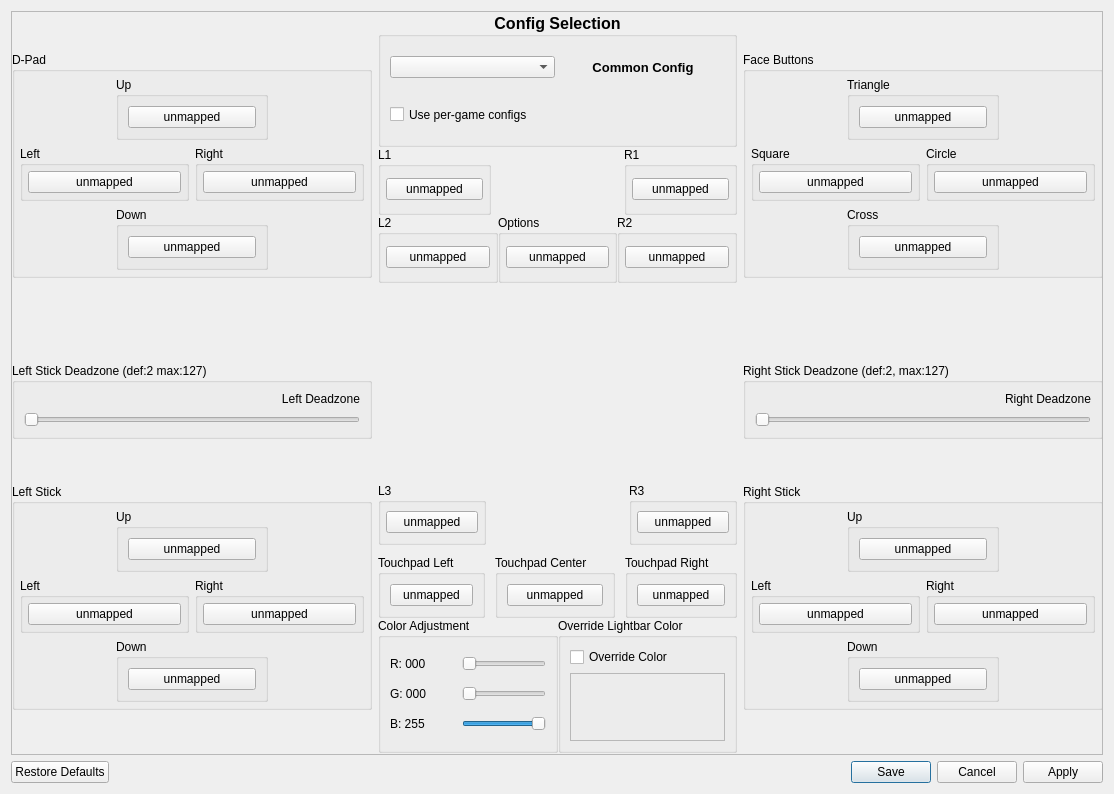
Qt form settings/control_settings.ui (rainmakerv3/BB_Launcher) before a commit.
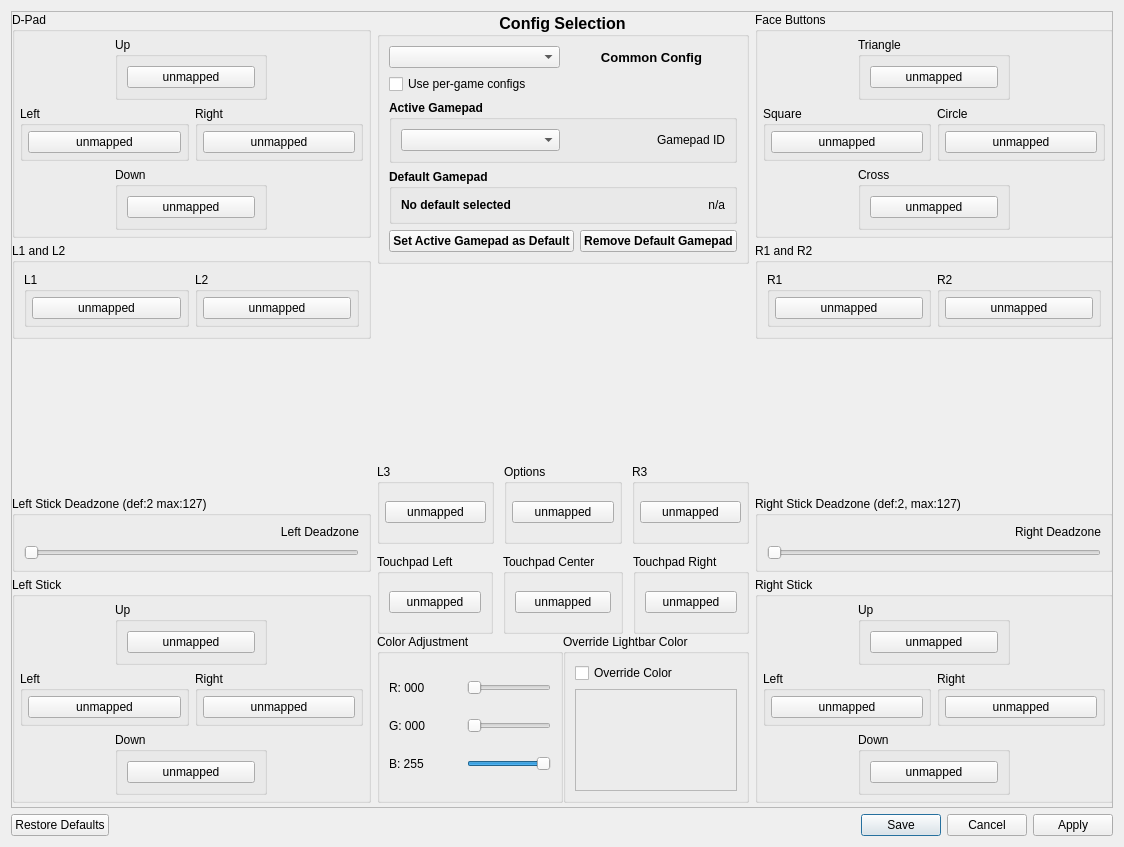
The same form after that commit. Icons and pictures are not drawn.

Commit message: 9.00 add default controller selection

```diff
--- a/settings/control_settings.ui
+++ b/settings/control_settings.ui
@@ -9,8 +9,8 @@
    <rect>
     <x>0</x>
     <y>0</y>
-    <width>1114</width>
-    <height>794</height>
+    <width>1124</width>
+    <height>847</height>
    </rect>
   </property>
   <property name="windowTitle">
@@ -31,8 +31,8 @@
        <rect>
         <x>0</x>
         <y>0</y>
-        <width>1094</width>
-        <height>744</height>
+        <width>1104</width>
+        <height>797</height>
        </rect>
       </property>
       <widget class="QWidget" name="layoutWidget">
@@ -40,8 +40,8 @@
         <rect>
          <x>0</x>
          <y>0</y>
-         <width>1091</width>
-         <height>741</height>
+         <width>1101</width>
+         <height>791</height>
         </rect>
        </property>
        <layout class="QHBoxLayout" name="RemapLayout">
@@ -244,14 +244,82 @@
             </layout>
            </widget>
           </item>
+          <item>
+           <widget class="QGroupBox" name="groupBox_5">
+            <property name="title">
+             <string>L1 and L2</string>
+            </property>
+            <layout class="QHBoxLayout" name="horizontalLayout_13">
+             <item>
+              <widget class="QGroupBox" name="gb_l1">
+               <property name="sizePolicy">
+                <sizepolicy hsizetype="Preferred" vsizetype="Preferred">
+                 <horstretch>0</horstretch>
+                 <verstretch>0</verstretch>
+                </sizepolicy>
+               </property>
+               <property name="title">
+                <string>L1</string>
+               </property>
+               <layout class="QVBoxLayout" name="gb_l1_layout">
+                <property name="leftMargin">
+                 <number>5</number>
+                </property>
+                <property name="topMargin">
+                 <number>5</number>
+                </property>
+                <property name="rightMargin">
+                 <number>5</number>
+                </property>
+                <property name="bottomMargin">
+                 <number>5</number>
+                </property>
+                <item>
+                 <widget class="QPushButton" name="L1Button">
+                  <property name="text">
+                   <string>unmapped</string>
+                  </property>
+                 </widget>
+                </item>
+               </layout>
+              </widget>
+             </item>
+             <item>
+              <widget class="QGroupBox" name="gb_l2">
+               <property name="title">
+                <string>L2</string>
+               </property>
+               <layout class="QVBoxLayout" name="gb_l2_layout">
+                <property name="leftMargin">
+                 <number>5</number>
+                </property>
+                <property name="topMargin">
+                 <number>5</number>
+                </property>
+                <property name="rightMargin">
+                 <number>5</number>
+                </property>
+                <property name="bottomMargin">
+                 <number>5</number>
+                </property>
+                <item>
+                 <widget class="QPushButton" name="L2Button">
+                  <property name="text">
+                   <string>unmapped</string>
+                  </property>
+                 </widget>
+                </item>
+               </layout>
+              </widget>
+             </item>
+            </layout>
+           </widget>
+          </item>
           <item>
            <spacer name="verticalSpacer">
             <property name="orientation">
              <enum>Qt::Orientation::Vertical</enum>
             </property>
-            <property name="sizeType">
-             <enum>QSizePolicy::Policy::Maximum</enum>
-            </property>
             <property name="sizeHint" stdset="0">
              <size>
               <width>20</width>
@@ -510,7 +578,7 @@
          </layout>
         </item>
         <item>
-         <layout class="QVBoxLayout" name="verticalLayout_middle" stretch="0,0,0,0,0">
+         <layout class="QVBoxLayout" name="verticalLayout_middle" stretch="0,0,0,0">
           <property name="spacing">
            <number>0</number>
           </property>
@@ -596,200 +664,118 @@
                </property>
               </widget>
              </item>
+             <item>
+              <widget class="QGroupBox" name="groupBox_2">
+               <property name="font">
+                <font>
+                 <pointsize>9</pointsize>
+                 <bold>true</bold>
+                </font>
+               </property>
+               <property name="title">
+                <string>Active Gamepad</string>
+               </property>
+               <layout class="QHBoxLayout" name="horizontalLayout_7">
+                <item>
+                 <widget class="QComboBox" name="ActiveGamepadBox">
+                  <property name="font">
+                   <font>
+                    <pointsize>9</pointsize>
+                    <bold>false</bold>
+                   </font>
+                  </property>
+                 </widget>
+                </item>
+                <item>
+                 <widget class="QLabel" name="ActiveGamepadLabel">
+                  <property name="font">
+                   <font>
+                    <pointsize>9</pointsize>
+                    <bold>false</bold>
+                   </font>
+                  </property>
+                  <property name="text">
+                   <string>Gamepad ID</string>
+                  </property>
+                  <property name="alignment">
+                   <set>Qt::AlignmentFlag::AlignRight|Qt::AlignmentFlag::AlignTrailing|Qt::AlignmentFlag::AlignVCenter</set>
+                  </property>
+                 </widget>
+                </item>
+               </layout>
+              </widget>
+             </item>
+             <item>
+              <widget class="QGroupBox" name="groupBox_4">
+               <property name="font">
+                <font>
+                 <pointsize>9</pointsize>
+                 <bold>true</bold>
+                </font>
+               </property>
+               <property name="title">
+                <string>Default Gamepad</string>
+               </property>
+               <layout class="QHBoxLayout" name="horizontalLayout_12">
+                <item>
+                 <widget class="QLabel" name="DefaultGamepadName">
+                  <property name="text">
+                   <string>No default selected</string>
+                  </property>
+                 </widget>
+                </item>
+                <item>
+                 <widget class="QLabel" name="DefaultGamepadLabel">
+                  <property name="font">
+                   <font>
+                    <pointsize>9</pointsize>
+                    <bold>false</bold>
+                   </font>
+                  </property>
+                  <property name="text">
+                   <string>n/a</string>
+                  </property>
+                  <property name="alignment">
+                   <set>Qt::AlignmentFlag::AlignRight|Qt::AlignmentFlag::AlignTrailing|Qt::AlignmentFlag::AlignVCenter</set>
+                  </property>
+                 </widget>
+                </item>
+               </layout>
+              </widget>
+             </item>
+             <item>
+              <layout class="QHBoxLayout" name="horizontalLayout_19">
+               <item>
+                <widget class="QPushButton" name="DefaultGamepadButton">
+                 <property name="font">
+                  <font>
+                   <pointsize>9</pointsize>
+                   <bold>true</bold>
+                  </font>
+                 </property>
+                 <property name="text">
+                  <string>Set Active Gamepad as Default</string>
+                 </property>
+                </widget>
+               </item>
+               <item>
+                <widget class="QPushButton" name="RemoveDefaultGamepadButton">
+                 <property name="font">
+                  <font>
+                   <pointsize>9</pointsize>
+                   <bold>true</bold>
+                  </font>
+                 </property>
+                 <property name="text">
+                  <string>Remove Default Gamepad</string>
+                 </property>
+                </widget>
+               </item>
+              </layout>
+             </item>
             </layout>
            </widget>
           </item>
-          <item>
-           <layout class="QHBoxLayout" name="layout_middle_top">
-            <property name="spacing">
-             <number>0</number>
-            </property>
-            <item>
-             <layout class="QVBoxLayout" name="layout_system_buttons">
-              <item>
-               <layout class="QVBoxLayout" name="verticalLayout_4">
-                <item>
-                 <layout class="QHBoxLayout" name="horizontalLayout_13">
-                  <item>
-                   <widget class="QGroupBox" name="gb_l1">
-                    <property name="sizePolicy">
-                     <sizepolicy hsizetype="Preferred" vsizetype="Preferred">
-                      <horstretch>0</horstretch>
-                      <verstretch>0</verstretch>
-                     </sizepolicy>
-                    </property>
-                    <property name="title">
-                     <string>L1</string>
-                    </property>
-                    <layout class="QVBoxLayout" name="gb_l1_layout">
-                     <property name="leftMargin">
-                      <number>5</number>
-                     </property>
-                     <property name="topMargin">
-                      <number>5</number>
-                     </property>
-                     <property name="rightMargin">
-                      <number>5</number>
-                     </property>
-                     <property name="bottomMargin">
-                      <number>5</number>
-                     </property>
-                     <item>
-                      <widget class="QPushButton" name="L1Button">
-                       <property name="text">
-                        <string>unmapped</string>
-                       </property>
-                      </widget>
-                     </item>
-                    </layout>
-                   </widget>
-                  </item>
-                  <item>
-                   <spacer name="horizontalSpacer_2">
-                    <property name="orientation">
-                     <enum>Qt::Orientation::Horizontal</enum>
-                    </property>
-                    <property name="sizeType">
-                     <enum>QSizePolicy::Policy::Fixed</enum>
-                    </property>
-                    <property name="sizeHint" stdset="0">
-                     <size>
-                      <width>133</width>
-                      <height>20</height>
-                     </size>
-                    </property>
-                   </spacer>
-                  </item>
-                  <item>
-                   <widget class="QGroupBox" name="gb_r1">
-                    <property name="sizePolicy">
-                     <sizepolicy hsizetype="Preferred" vsizetype="Preferred">
-                      <horstretch>0</horstretch>
-                      <verstretch>0</verstretch>
-                     </sizepolicy>
-                    </property>
-                    <property name="title">
-                     <string>R1</string>
-                    </property>
-                    <layout class="QVBoxLayout" name="gb_r1_layout">
-                     <property name="leftMargin">
-                      <number>5</number>
-                     </property>
-                     <property name="topMargin">
-                      <number>5</number>
-                     </property>
-                     <property name="rightMargin">
-                      <number>5</number>
-                     </property>
-                     <property name="bottomMargin">
-                      <number>5</number>
-                     </property>
-                     <item>
-                      <widget class="QPushButton" name="R1Button">
-                       <property name="text">
-                        <string>unmapped</string>
-                       </property>
-                      </widget>
-                     </item>
-                    </layout>
-                   </widget>
-                  </item>
-                 </layout>
-                </item>
-                <item>
-                 <layout class="QHBoxLayout" name="horizontalLayout_14">
-                  <item>
-                   <widget class="QGroupBox" name="gb_l2">
-                    <property name="title">
-                     <string>L2</string>
-                    </property>
-                    <layout class="QVBoxLayout" name="gb_l2_layout">
-                     <property name="leftMargin">
-                      <number>5</number>
-                     </property>
-                     <property name="topMargin">
-                      <number>5</number>
-                     </property>
-                     <property name="rightMargin">
-                      <number>5</number>
-                     </property>
-                     <property name="bottomMargin">
-                      <number>5</number>
-                     </property>
-                     <item>
-                      <widget class="QPushButton" name="L2Button">
-                       <property name="text">
-                        <string>unmapped</string>
-                       </property>
-                      </widget>
-                     </item>
-                    </layout>
-                   </widget>
-                  </item>
-                  <item>
-                   <widget class="QGroupBox" name="gb_start">
-                    <property name="title">
-                     <string>Options</string>
-                    </property>
-                    <layout class="QVBoxLayout" name="gb_start_layout">
-                     <property name="leftMargin">
-                      <number>5</number>
-                     </property>
-                     <property name="topMargin">
-                      <number>5</number>
-                     </property>
-                     <property name="rightMargin">
-                      <number>5</number>
-                     </property>
-                     <property name="bottomMargin">
-                      <number>5</number>
-                     </property>
-                     <item>
-                      <widget class="QPushButton" name="OptionsButton">
-                       <property name="text">
-                        <string>unmapped</string>
-                       </property>
-                      </widget>
-                     </item>
-                    </layout>
-                   </widget>
-                  </item>
-                  <item>
-                   <widget class="QGroupBox" name="gb_r2">
-                    <property name="title">
-                     <string>R2</string>
-                    </property>
-                    <layout class="QVBoxLayout" name="gb_r2_layout">
-                     <property name="leftMargin">
-                      <number>5</number>
-                     </property>
-                     <property name="topMargin">
-                      <number>5</number>
-                     </property>
-                     <property name="rightMargin">
-                      <number>5</number>
-                     </property>
-                     <property name="bottomMargin">
-                      <number>5</number>
-                     </property>
-                     <item>
-                      <widget class="QPushButton" name="R2Button">
-                       <property name="text">
-                        <string>unmapped</string>
-                       </property>
-                      </widget>
-                     </item>
-                    </layout>
-                   </widget>
-                  </item>
-                 </layout>
-                </item>
-               </layout>
-              </item>
-             </layout>
-            </item>
-           </layout>
-          </item>
           <item>
            <widget class="QWidget" name="widget_controller" native="true">
             <property name="minimumSize">
@@ -878,20 +864,32 @@
                </widget>
               </item>
               <item>
-               <spacer name="horizontalSpacer">
-                <property name="orientation">
-                 <enum>Qt::Orientation::Horizontal</enum>
+               <widget class="QGroupBox" name="gb_start">
+                <property name="title">
+                 <string>Options</string>
                 </property>
-                <property name="sizeType">
-                 <enum>QSizePolicy::Policy::Fixed</enum>
-                </property>
-                <property name="sizeHint" stdset="0">
-                 <size>
-                  <width>133</width>
-                  <height>20</height>
-                 </size>
-                </property>
-               </spacer>
+                <layout class="QVBoxLayout" name="gb_start_layout">
+                 <property name="leftMargin">
+                  <number>5</number>
+                 </property>
+                 <property name="topMargin">
+                  <number>5</number>
+                 </property>
+                 <property name="rightMargin">
+                  <number>5</number>
+                 </property>
+                 <property name="bottomMargin">
+                  <number>5</number>
+                 </property>
+                 <item>
+                  <widget class="QPushButton" name="OptionsButton">
+                   <property name="text">
+                    <string>unmapped</string>
+                   </property>
+                  </widget>
+                 </item>
+                </layout>
+               </widget>
               </item>
               <item>
                <widget class="QGroupBox" name="gb_r3">
@@ -1336,13 +1334,84 @@
             </layout>
            </widget>
           </item>
+          <item>
+           <widget class="QGroupBox" name="groupBox_6">
+            <property name="title">
+             <string>R1 and R2</string>
+            </property>
+            <layout class="QHBoxLayout" name="horizontalLayout_14">
+             <item>
+              <widget class="QGroupBox" name="gb_r1">
+               <property name="sizePolicy">
+                <sizepolicy hsizetype="Preferred" vsizetype="Preferred">
+                 <horstretch>0</horstretch>
+                 <verstretch>0</verstretch>
+                </sizepolicy>
+               </property>
+               <property name="title">
+                <string>R1</string>
+               </property>
+               <layout class="QVBoxLayout" name="gb_r1_layout">
+                <property name="leftMargin">
+                 <number>5</number>
+                </property>
+                <property name="topMargin">
+                 <number>5</number>
+                </property>
+                <property name="rightMargin">
+                 <number>5</number>
+                </property>
+                <property name="bottomMargin">
+                 <number>5</number>
+                </property>
+                <item>
+                 <widget class="QPushButton" name="R1Button">
+                  <property name="text">
+                   <string>unmapped</string>
+                  </property>
+                 </widget>
+                </item>
+               </layout>
+              </widget>
+             </item>
+             <item>
+              <widget class="QGroupBox" name="gb_r2">
+               <property name="title">
+                <string>R2</string>
+               </property>
+               <layout class="QVBoxLayout" name="gb_r2_layout">
+                <property name="leftMargin">
+                 <number>5</number>
+                </property>
+                <property name="topMargin">
+                 <number>5</number>
+                </property>
+                <property name="rightMargin">
+                 <number>5</number>
+                </property>
+                <property name="bottomMargin">
+                 <number>5</number>
+                </property>
+                <item>
+                 <widget class="QPushButton" name="R2Button">
+                  <property name="text">
+                   <string>unmapped</string>
+                  </property>
+                 </widget>
+                </item>
+               </layout>
+              </widget>
+             </item>
+            </layout>
+           </widget>
+          </item>
           <item>
            <spacer name="verticalSpacer_2">
             <property name="orientation">
              <enum>Qt::Orientation::Vertical</enum>
             </property>
             <property name="sizeType">
-             <enum>QSizePolicy::Policy::Maximum</enum>
+             <enum>QSizePolicy::Policy::Expanding</enum>
             </property>
             <property name="sizeHint" stdset="0">
              <size>
```
The commit also changes 7 other files.
